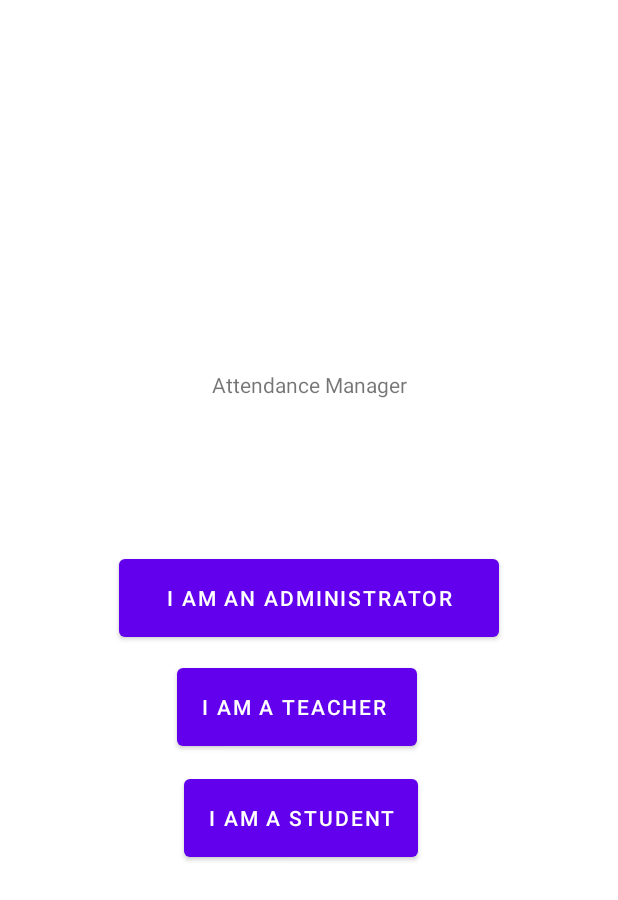
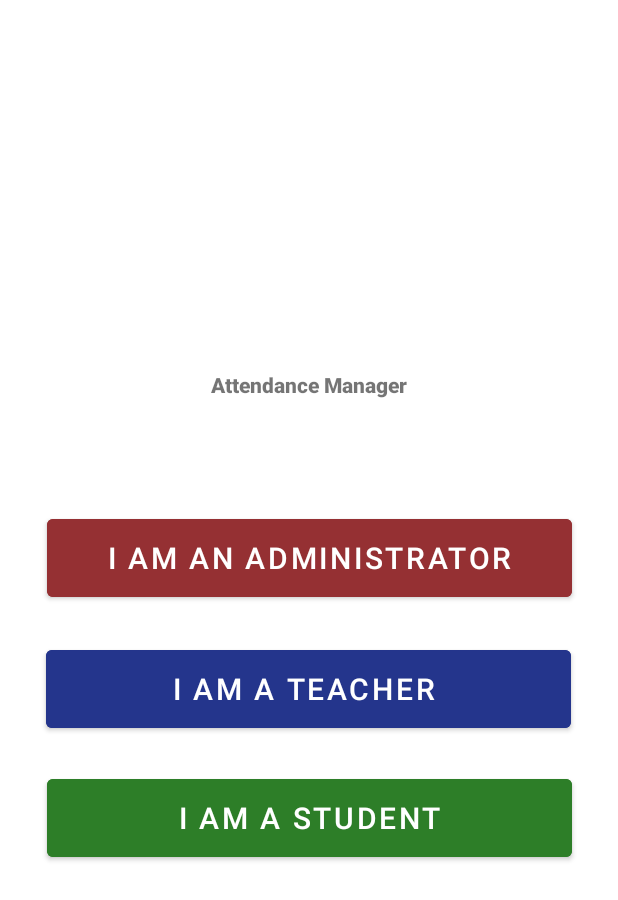
Before and after one commit to notrikhil/Congressional-App-Challenge, an Android app: the layout home.xml on its own in the app's theme, with its tools: preview values and no code run, on a phone screen of 412 x 824 dp. Shown: the top 900 px of the screen. Run offline under Robolectric (Android 15) with nearby library versions, the phone set to English and light mode, and no system bars.

Commit message:
Home Page

```diff
--- a/src/app/src/main/res/layout/fragment_first.xml
+++ b/src/app/src/main/res/layout/home.xml
@@ -10,6 +10,7 @@
         android:id="@+id/textview_first"
         android:layout_width="wrap_content"
         android:layout_height="wrap_content"
+        android:fontFamily="sans-serif-black"
         android:text="Attendance Manager"
         app:layout_constraintBottom_toTopOf="@id/button_first"
         app:layout_constraintEnd_toEndOf="parent"
@@ -18,36 +19,42 @@
 
     <Button
         android:id="@+id/button_first"
-        android:layout_width="wrap_content"
+        android:layout_width="350dp"
         android:layout_height="64dp"
+        android:backgroundTint="#2D7E28"
         android:text="I am a student"
+        android:textSize="20sp"
         app:layout_constraintBottom_toBottomOf="parent"
         app:layout_constraintEnd_toEndOf="parent"
-        app:layout_constraintHorizontal_bias="0.48"
+        app:layout_constraintHorizontal_bias="0.507"
         app:layout_constraintStart_toStartOf="parent"
         app:layout_constraintTop_toBottomOf="@id/textview_first" />
 
     <Button
         android:id="@+id/button_first6"
-        android:layout_width="253dp"
+        android:layout_width="350dp"
         android:layout_height="64dp"
+        android:backgroundTint="#953033"
         android:text="I am an Administrator"
+        android:textSize="20sp"
         app:layout_constraintBottom_toBottomOf="parent"
         app:layout_constraintEnd_toEndOf="parent"
         app:layout_constraintStart_toStartOf="parent"
         app:layout_constraintTop_toBottomOf="@id/textview_first"
-        app:layout_constraintVertical_bias="0.203" />
+        app:layout_constraintVertical_bias="0.15" />
 
     <Button
         android:id="@+id/button_first4"
-        android:layout_width="wrap_content"
+        android:layout_width="350dp"
         android:layout_height="64dp"
+        android:backgroundTint="#24358C"
         android:text="I am a teacher "
+        android:textSize="20sp"
         app:layout_constraintBottom_toBottomOf="parent"
         app:layout_constraintEnd_toEndOf="parent"
-        app:layout_constraintHorizontal_bias="0.469"
+        app:layout_constraintHorizontal_bias="0.497"
         app:layout_constraintStart_toStartOf="parent"
         app:layout_constraintTop_toBottomOf="@id/textview_first"
-        app:layout_constraintVertical_bias="0.351" />
+        app:layout_constraintVertical_bias="0.326" />
 
 </androidx.constraintlayout.widget.ConstraintLayout>
--- a/src/app/src/main/res/navigation/nav_graph.xml
+++ b/src/app/src/main/res/navigation/nav_graph.xml
@@ -9,7 +9,7 @@
         android:id="@+id/FirstFragment"
         android:name="com.example.congressionalappchallenge.FirstFragment"
         android:label="@string/first_fragment_label"
-        tools:layout="@layout/fragment_first">
+        tools:layout="@layout/home">
 
         <action
             android:id="@+id/action_FirstFragment_to_SecondFragment"
```
